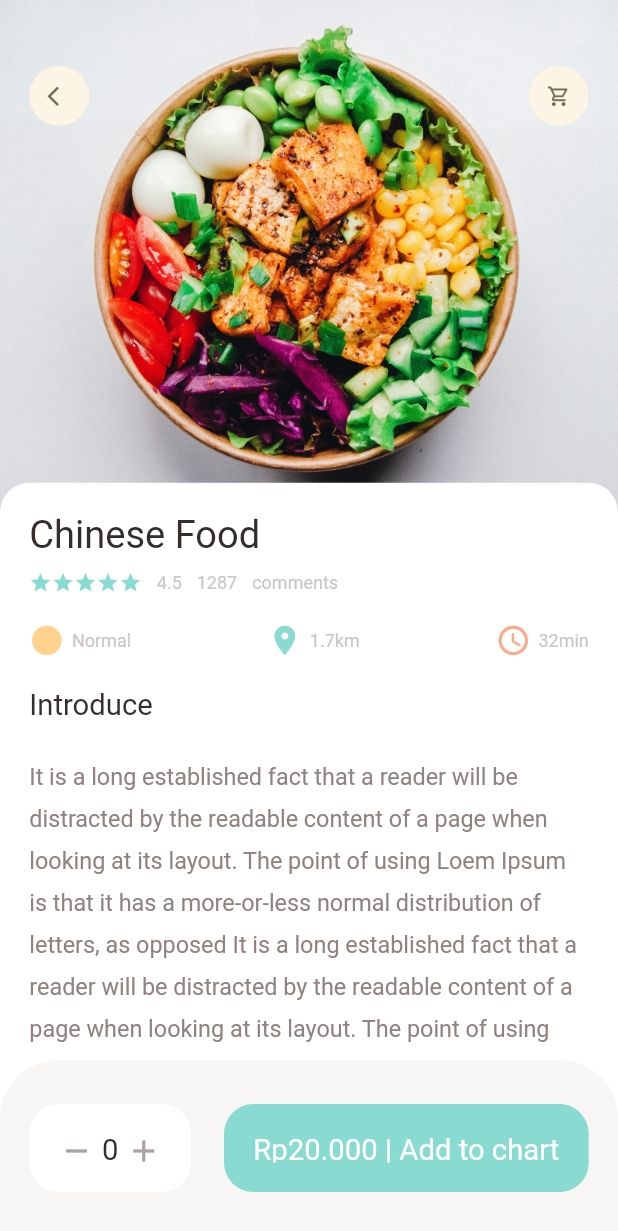
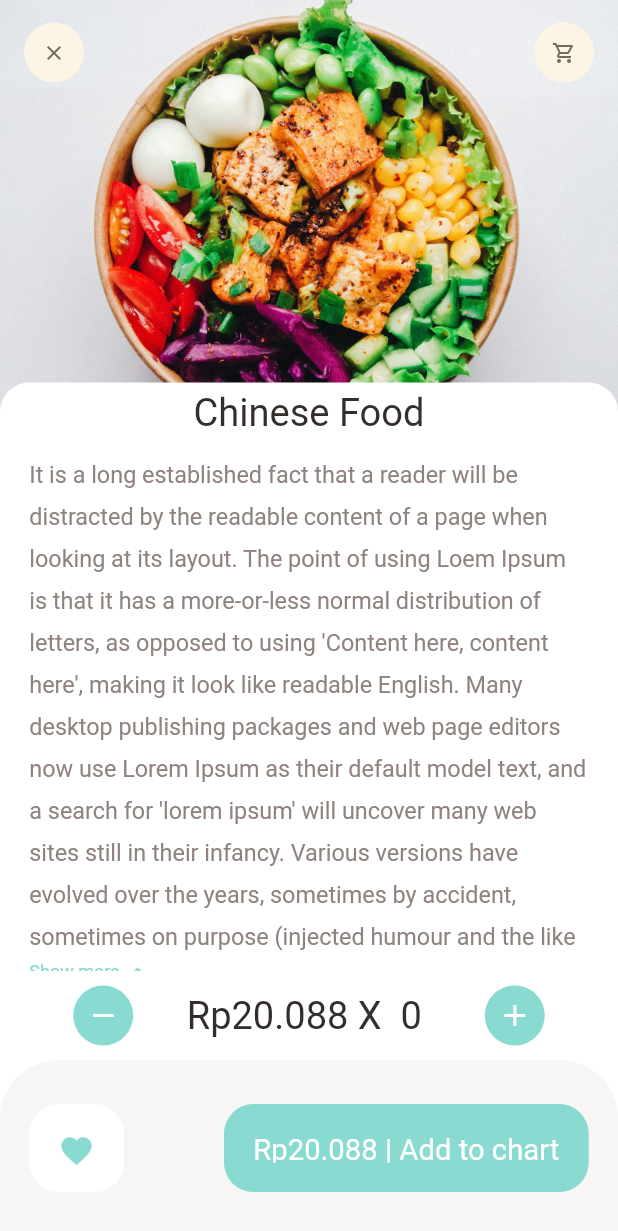
Before and after one commit to enjoyghozi/madangMobileApp, a Flutter app: the screen it shows after launch, after a tap on "Show more", on a phone screen of 412 x 824 dp. Shown: the top 1231 px of the screen. Run offline on Flutter 3.47's test engine with Material 2 defaults, Android fonts, the phone set to English and light mode, and no system bars; our stand-ins replace dots_indicator, get; missing offline and left inert: dart:ffi.

Commit message:
Recomended food detail

```diff
--- a/lib/main.dart
+++ b/lib/main.dart
@@ -1,6 +1,7 @@
 import 'package:flutter/material.dart';
 import 'package:get/get.dart';
 import 'package:madang/pages/food/popular_food_detail.dart';
+import 'package:madang/pages/food/recomended_food_detail.dart';
 import 'package:madang/pages/home/main_food_page.dart';
 
 void main() {
@@ -19,7 +20,7 @@ class MyApp extends StatelessWidget {
       theme: ThemeData(
         primarySwatch: Colors.blue,
       ),
-      home: PopularFoodDetail(),
+      home: RecomendedFoodDetail(),
     );
   }
 }
--- a/lib/pages/food/popular_food_detail.dart
+++ b/lib/pages/food/popular_food_detail.dart
@@ -127,7 +127,7 @@ class PopularFoodDetail extends StatelessWidget {
                   left: Dimensions.width20,
                   right: Dimensions.width20),
               child: BigText(
-                text: "\Rp20.000 | Add to chart",
+                text: "\Rp20.088 | Add to chart",
                 color: Colors.white,
               ),
               decoration: BoxDecoration(
--- /dev/null
+++ b/lib/pages/food/recomended_food_detail.dart
@@ -0,0 +1,154 @@
+import 'package:flutter/material.dart';
+import 'package:flutter/src/foundation/key.dart';
+import 'package:flutter/src/widgets/framework.dart';
+import 'package:madang/utilitys/colors.dart';
+import 'package:madang/utilitys/dimensions.dart';
+import 'package:madang/widgets/app_icon.dart';
+import 'package:madang/widgets/big_text.dart';
+import 'package:madang/widgets/expandable_text_widget.dart';
+
+class RecomendedFoodDetail extends StatelessWidget {
+  const RecomendedFoodDetail({Key? key}) : super(key: key);
+
+  @override
+  Widget build(BuildContext context) {
+    return Scaffold(
+      backgroundColor: Colors.white,
+      body: CustomScrollView(
+        slivers: [
+          SliverAppBar(
+            toolbarHeight: 70,
+            title: Row(
+              mainAxisAlignment: MainAxisAlignment.spaceBetween,
+              children: [
+                AppIcon(icon: Icons.clear),
+                AppIcon(icon: Icons.shopping_cart_outlined),
+              ],
+            ),
+            bottom: PreferredSize(
+              preferredSize: Size.fromHeight(20),
+              child: Container(
+                child: Center(
+                    child:
+                        BigText(size: Dimensions.font26, text: "Chinese Food")),
+                width: double.maxFinite,
+                padding: EdgeInsets.only(top: 5, bottom: 10),
+                decoration: BoxDecoration(
+                  color: Colors.white,
+                  borderRadius: BorderRadius.only(
+                    topLeft: Radius.circular(Dimensions.radius20),
+                    topRight: Radius.circular(Dimensions.radius20),
+                  ),
+                ),
+              ),
+            ),
+            pinned: true,
+            backgroundColor: AppColors.yellowColor,
+            expandedHeight: 300,
+            flexibleSpace: FlexibleSpaceBar(
+              background: Image.asset(
+                "assets/image/food1.jpg",
+                width: double.maxFinite,
+                fit: BoxFit.cover,
+              ),
+            ),
+          ),
+          SliverToBoxAdapter(
+              child: Column(
+            children: [
+              Container(
+                child: ExpandableTextWidget(
+                    text:
+                        "It is a long established fact that a reader will be distracted by the readable content of a page when looking at its layout. The point of using Lorem Ipsum is that it has a more-or-less normal distribution of letters, as opposed to using 'Content here, content here', making it look like readable English. Many desktop publishing packages and web page editors now use Lorem Ipsum as their default model text, and a search for 'lorem ipsum' will uncover many web sites still in their infancy. Various versions have evolved over the years, sometimes by accident, sometimes on purpose (injected humour and the like"),
+                margin: EdgeInsets.only(
+                    left: Dimensions.width20, right: Dimensions.width20),
+              )
+            ],
+          ))
+        ],
+      ),
+      bottomNavigationBar: Column(
+        mainAxisSize: MainAxisSize.min,
+        children: [
+          Container(
+            padding: EdgeInsets.only(
+              left: Dimensions.width20 * 2.5,
+              right: Dimensions.width20 * 2.5,
+              top: Dimensions.height10,
+              bottom: Dimensions.height10,
+            ),
+            child: Row(
+              mainAxisAlignment: MainAxisAlignment.spaceBetween,
+              children: [
+                AppIcon(
+                    iconSize: Dimensions.iconSize24,
+                    iconColor: Colors.white,
+                    backgroundColor: AppColors.mainColor,
+                    icon: Icons.remove),
+                BigText(
+                  text: "Rp20.088" + " X " + " 0 ",
+                  color: AppColors.mainBlackColor,
+                  size: Dimensions.font26,
+                ),
+                AppIcon(
+                    iconSize: Dimensions.iconSize24,
+                    iconColor: Colors.white,
+                    backgroundColor: AppColors.mainColor,
+                    icon: Icons.add),
+              ],
+            ),
+          ),
+          Container(
+            height: Dimensions.bottomHeightBar,
+            padding: EdgeInsets.only(
+              top: Dimensions.height30,
+              bottom: Dimensions.height30,
+              left: Dimensions.width20,
+              right: Dimensions.width20,
+            ),
+            decoration: BoxDecoration(
+                color: AppColors.buttonBackgroundColor,
+                borderRadius: BorderRadius.only(
+                  topLeft: Radius.circular(Dimensions.radius20 * 2),
+                  topRight: Radius.circular(Dimensions.radius20 * 2),
+                )),
+            child: Row(
+              mainAxisAlignment: MainAxisAlignment.spaceBetween,
+              children: [
+                Container(
+                  padding: EdgeInsets.only(
+                      top: Dimensions.height20,
+                      bottom: Dimensions.height20,
+                      left: Dimensions.width20,
+                      right: Dimensions.width20),
+                  decoration: BoxDecoration(
+                    borderRadius: BorderRadius.circular(Dimensions.radius20),
+                    color: Colors.white,
+                  ),
+                  child: Icon(
+                    Icons.favorite,
+                    color: AppColors.mainColor,
+                  ),
+                ),
+                Container(
+                  padding: EdgeInsets.only(
+                      top: Dimensions.height20,
+                      bottom: Dimensions.height20,
+                      left: Dimensions.width20,
+                      right: Dimensions.width20),
+                  child: BigText(
+                    text: "\Rp20.088 | Add to chart",
+                    color: Colors.white,
+                  ),
+                  decoration: BoxDecoration(
+                      borderRadius: BorderRadius.circular(Dimensions.radius20),
+                      color: AppColors.mainColor),
+                )
+              ],
+            ),
+          )
+        ],
+      ),
+    );
+  }
+}
--- a/lib/widgets/app_icon.dart
+++ b/lib/widgets/app_icon.dart
@@ -8,13 +8,15 @@ class AppIcon extends StatelessWidget {
   final Color backgroundColor;
   final Color iconColor;
   final double size;
-  const AppIcon(
-      {Key? key,
-      required this.icon,
-      this.backgroundColor = const Color(0xFFfcf4e4),
-      this.iconColor = const Color(0xFF756d54),
-      this.size = 40})
-      : super(key: key);
+  final double iconSize;
+  const AppIcon({
+    Key? key,
+    required this.icon,
+    this.backgroundColor = const Color(0xFFfcf4e4),
+    this.iconColor = const Color(0xFF756d54),
+    this.size = 40,
+    this.iconSize = 16,
+  }) : super(key: key);
 
   @override
   Widget build(BuildContext context) {
@@ -27,7 +29,7 @@ class AppIcon extends StatelessWidget {
       child: Icon(
         icon,
         color: iconColor,
-        size: Dimensions.iconSize16,
+        size: iconSize,
       ),
     );
   }
```
